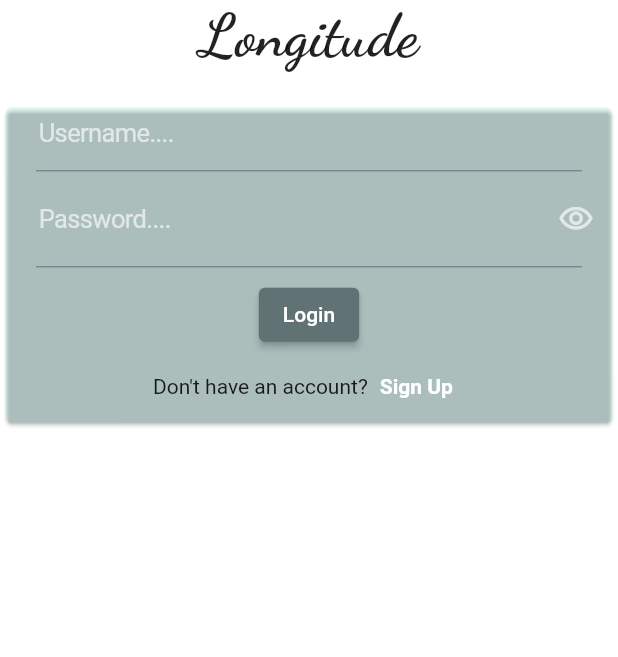
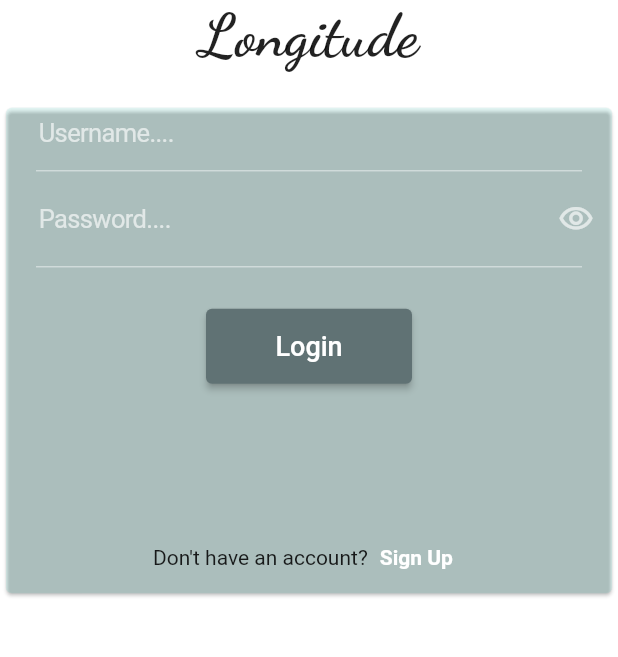
Before and after one commit to TheAsiyaS/Travelapp, a Flutter app: the screen it shows after launch, on a phone screen of 412 x 824 dp, the part 562-1219 px from its top. Run offline on Flutter 3.47's test engine with Material 2 defaults, Android fonts, the phone set to English and light mode, and no system bars; our stand-ins replace bloc, dartz, dio, flutter_bloc, flutter_custom_clippers, flutter_rating_bar and 4 more; missing offline and left inert: flutter_phone_direct_caller; network calls fail.

Commit message:
some changes occur in login screen

```diff
--- a/lib/presentation/UserAuthentication/SignIn/SignIn.dart
+++ b/lib/presentation/UserAuthentication/SignIn/SignIn.dart
@@ -71,7 +71,7 @@ class SignIn extends StatelessWidget {
                       onsubmitted: (value) {}),
                 ),
                 const Divider(
-                  color: kdominatgrey,
+                  color: klightwhite,
                   endIndent: 20,
                   indent: 20,
                 ),
@@ -95,15 +95,26 @@ class SignIn extends StatelessWidget {
                       onsubmitted: (value) {}),
                 ),
                 const Divider(
-                  color: kdominatgrey,
+                  color: klightwhite,
                   endIndent: 20,
                   indent: 20,
                 ),
-                ElevatedButtonWidget(
-                    onPress: () {},
-                    buttonwidget: const Text('Login'),
-                    style: ElevatedButton.styleFrom(
-                        backgroundColor: kdominatgrey)),
+                h20,
+                SizedBox(
+                  height: 50,
+                  width: size.width / 3,
+                  child: ElevatedButtonWidget(
+                      onPress: () {},
+                      buttonwidget: const Text(
+                        'Login',
+                        style: TextStyle(fontSize: 18),
+                      ),
+                      style: ElevatedButton.styleFrom(
+                          backgroundColor: kdominatgrey)),
+                ),
+                SizedBox(
+                  height: size.height / 9,
+                ),
                 Row(mainAxisAlignment: MainAxisAlignment.center, children: [
                   const Text('Don\'t have an account?'),
                   TextButton(
```
